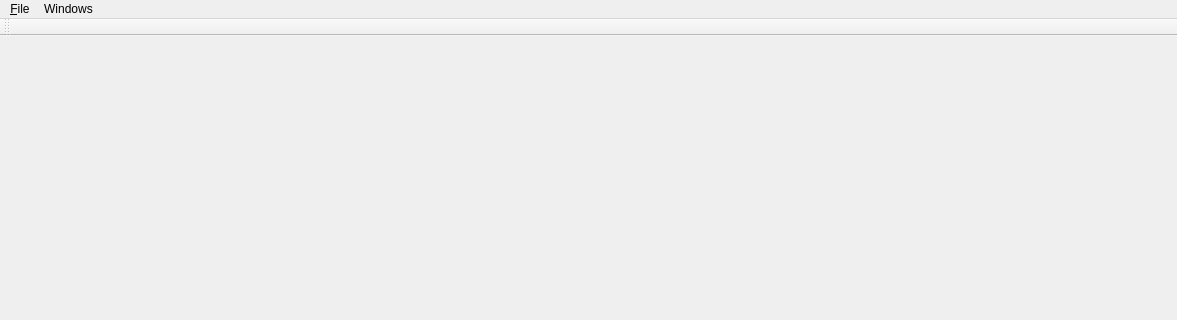
Qt form experimental/matrix/main_window.ui (tlemo/darwin) before a commit; both pictures show x 0 to 1177 and y 0 to 320 of the 1177 by 770 pixel window.
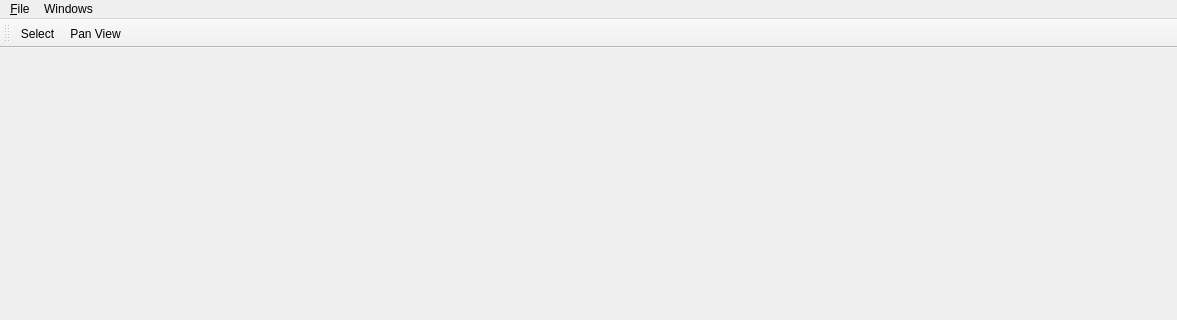
The same form after that commit. Icons and pictures are not drawn. Custom widgets are drawn as their Qt base class.

Commit message: UI select/pan modes

```diff
--- a/experimental/matrix/main_window.ui
+++ b/experimental/matrix/main_window.ui
@@ -73,6 +73,8 @@
    <attribute name="toolBarBreak">
     <bool>false</bool>
    </attribute>
+   <addaction name="action_select"/>
+   <addaction name="action_pan_view"/>
   </widget>
   <action name="action_exit">
    <property name="text">
@@ -103,6 +105,25 @@
     <string>Zoom Out</string>
    </property>
   </action>
+  <action name="action_select">
+   <property name="checkable">
+    <bool>true</bool>
+   </property>
+   <property name="text">
+    <string>Select</string>
+   </property>
+   <property name="toolTip">
+    <string>Select</string>
+   </property>
+  </action>
+  <action name="action_pan_view">
+   <property name="checkable">
+    <bool>true</bool>
+   </property>
+   <property name="text">
+    <string>Pan View</string>
+   </property>
+  </action>
  </widget>
  <layoutdefault spacing="6" margin="11"/>
  <customwidgets>
```
The commit also changes 2 other files.
